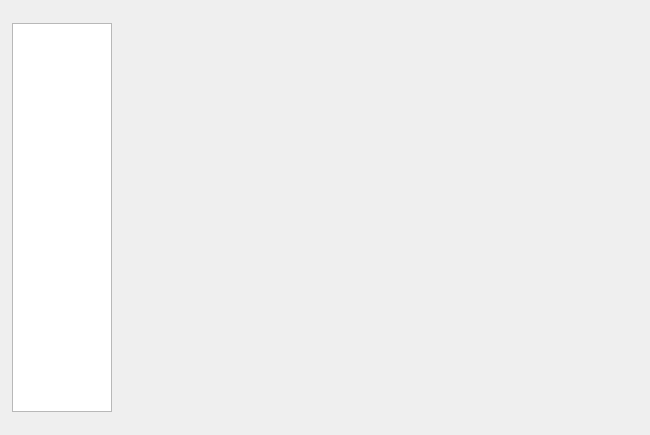
First picture: the form in src/gmaginai_l/forms/manager_form.ui, repository Spoonail-Iroiro/gmaginai-l, before the edit.
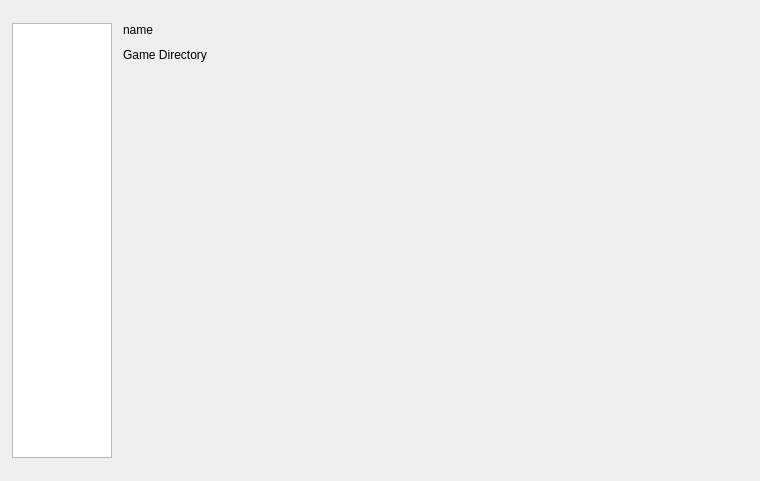
Second picture: the form after the edit.

Commit message: Add showing game directory on ManagerForm

```diff
--- a/src/gmaginai_l/forms/manager_form.ui
+++ b/src/gmaginai_l/forms/manager_form.ui
@@ -6,8 +6,8 @@
    <rect>
     <x>0</x>
     <y>0</y>
-    <width>650</width>
-    <height>435</height>
+    <width>760</width>
+    <height>481</height>
    </rect>
   </property>
   <property name="windowTitle">
@@ -44,7 +44,7 @@
       <number>11</number>
      </property>
      <item>
-      <layout class="QHBoxLayout" name="horizontalLayout" stretch="0,1">
+      <layout class="QHBoxLayout" name="horizontalLayout" stretch="0,0">
        <property name="spacing">
         <number>11</number>
        </property>
@@ -81,7 +81,26 @@
           </size>
          </property>
          <property name="sizeAdjustPolicy">
-          <enum>QAbstractScrollArea::AdjustToContentsOnFirstShow</enum>
+          <enum>QAbstractScrollArea::SizeAdjustPolicy::AdjustToContentsOnFirstShow</enum>
+         </property>
+        </widget>
+       </item>
+       <item>
+        <layout class="QVBoxLayout" name="verticalLayout_3">
+         <item>
+          <widget class="QLabel" name="txt_name">
+           <property name="text">
+            <string>name</string>
+           </property>
+          </widget>
+         </item>
+         <item>
+          <widget class="QLabel" name="txt_game_dir">
+           <property name="text">
+            <string>Game Directory</string>
+           </property>
+           <property name="wordWrap">
+            <bool>true</bool>
          </property>
         </widget>
        </item>
@@ -91,6 +110,8 @@
           <number>-1</number>
          </property>
         </widget>
+         </item>
+        </layout>
        </item>
       </layout>
      </item>
```
Lines whose indentation alone changed are shown as unchanged. The commit also changes 3 other files.
